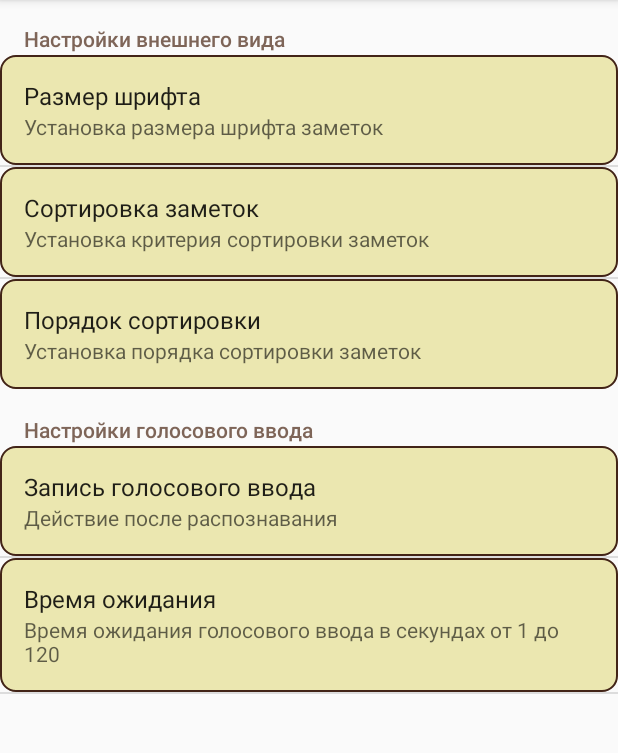
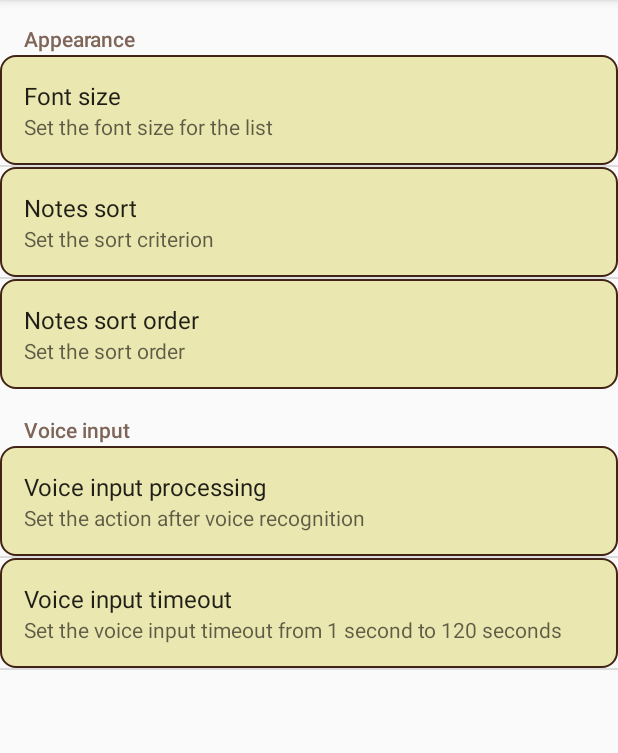
Before and after one commit to coffeeplanter/SimpleNotes, an Android app: the SettingsActivity screen opened directly, with no data from a screen before it, on a phone screen of 412 x 824 dp, the part 84-837 px from its top. Run offline under Robolectric (Android 15) with nearby library versions, the phone set to English and light mode, and no system bars.

Commit message:
Resources refactored.

```diff
--- a/app/src/main/res/values/arrays.xml
+++ b/app/src/main/res/values/arrays.xml
@@ -2,9 +2,9 @@
 <resources>
 
     <string-array name="notes_text_size">
-        <item>Мелкий</item>
-        <item>Средний</item>
-        <item>Крупный</item>
+        <item>@string/notes_text_size_small_array</item>
+        <item>@string/notes_text_size_medium_array</item>
+        <item>@string/notes_text_size_large_array</item>
     </string-array>
 
     <string-array name="notes_text_size_values">
@@ -14,8 +14,8 @@
     </string-array>
 
     <string-array name="notes_sort">
-        <item>По дате последнего изменения</item>
-        <item>По дате создания</item>
+        <item>@string/notes_sort_by_last_edited_array</item>
+        <item>@string/notes_sort_by_created_array</item>
     </string-array>
 
     <string-array name="notes_sort_values">
@@ -24,8 +24,8 @@
     </string-array>
 
     <string-array name="notes_sort_order">
-        <item>По убыванию</item>
-        <item>По возрастанию</item>
+        <item>@string/notes_sort_order_desc_array</item>
+        <item>@string/notes_sort_order_asc_array</item>
     </string-array>
 
     <string-array name="notes_sort_order_values">
@@ -34,8 +34,8 @@
     </string-array>
 
     <string-array name="voice_process_method">
-        <item>Сразу сохранить в списке</item>
-        <item>Открыть в редакторе</item>
+        <item>@string/voice_process_method_list_array</item>
+        <item>@string/voice_process_method_editor_array</item>
     </string-array>
 
     <string-array name="voice_process_method_values">
--- a/app/src/main/res/values/strings.xml
+++ b/app/src/main/res/values/strings.xml
@@ -27,4 +27,30 @@
     <string name="settings">Settings</string>
     <string name="about_application">About</string>
     <string name="about_app_text">"This application allows you to keep simple notes, adding and editing them by keyboard or voice input.\n\nThe application was developed by Ilya Solovyov with the purpose to learn development process under Android. It's absolutely freeware, contains no ads, and licensed under GNU 3.0 conditions.\n\nSend any comments by this e-mail please: is3k@ya.ru"</string>
+    <string name="notes_text_size_small_array">Small</string>
+    <string name="notes_text_size_medium_array">Medium</string>
+    <string name="notes_text_size_large_array">Large</string>
+    <string name="notes_sort_by_last_edited_array">By date last edited</string>
+    <string name="notes_sort_by_created_array">By date created</string>
+    <string name="notes_sort_order_desc_array">By descending</string>
+    <string name="notes_sort_order_asc_array">By ascending</string>
+    <string name="voice_process_method_list_array">Save in the list</string>
+    <string name="voice_process_method_editor_array">Open editor</string>
+    <string name="settings_appearance">Appearance</string>
+    <string name="settings_font_size">Font size</string>
+    <string name="settings_font_size_summary">Set the font size for the list</string>
+    <string name="settings_font_size_dialog">Choose font size</string>
+    <string name="settings_notes_sort">Notes sort</string>
+    <string name="settings_notes_sort_summary">Set the sort criterion</string>
+    <string name="settings_notes_sort_dialog">Choose sort criterion</string>
+    <string name="settings_notes_sort_order">Notes sort order</string>
+    <string name="settings_notes_sort_order_summary">Set the sort order</string>
+    <string name="settings_notes_sort_order_dialog">Choose sort order</string>
+    <string name="settings_voice_input">Voice input</string>
+    <string name="settings_voice_process_method">Voice input processing</string>
+    <string name="settings_voice_process_method_summary">Set the action after voice recognition</string>
+    <string name="settings_voice_process_method_dialog">Choose action</string>
+    <string name="settings_voice_input_timeout">Voice input timeout</string>
+    <string name="settings_voice_input_timeout_summary">Set the voice input timeout from 1 second to 120 seconds</string>
+    <string name="settings_voice_input_timeout_dialog">Choose timeout (1&#8230;120)</string>
 </resources>
--- a/app/src/main/res/xml/preferences.xml
+++ b/app/src/main/res/xml/preferences.xml
@@ -3,54 +3,54 @@
     android:background="@color/colorBackground">
 
     <PreferenceCategory
-        android:title="Настройки внешнего вида">
+        android:title="@string/settings_appearance">
 
         <ListPreference
             android:key="notes_text_size"
-            android:title="Размер шрифта"
-            android:summary="Установка размера шрифта заметок"
+            android:title="@string/settings_font_size"
+            android:summary="@string/settings_font_size_summary"
             android:defaultValue="textAppearanceMedium"
-            android:dialogTitle="Выберите размер шрифта"
+            android:dialogTitle="@string/settings_font_size_dialog"
             android:entries="@array/notes_text_size"
             android:entryValues="@array/notes_text_size_values"/>
 
         <ListPreference
             android:key="notes_sort"
-            android:title="Сортировка заметок"
-            android:summary="Установка критерия сортировки заметок"
+            android:title="@string/settings_notes_sort"
+            android:summary="@string/settings_notes_sort_summary"
             android:defaultValue="0"
-            android:dialogTitle="Выберите критерий сортировки"
+            android:dialogTitle="@string/settings_notes_sort_dialog"
             android:entries="@array/notes_sort"
             android:entryValues="@array/notes_sort_values"/>
 
         <ListPreference
             android:key="notes_sort_order"
-            android:title="Порядок сортировки"
-            android:summary="Установка порядка сортировки заметок"
+            android:title="@string/settings_notes_sort_order"
+            android:summary="@string/settings_notes_sort_order_summary"
             android:defaultValue="0"
-            android:dialogTitle="Выберите порядок сортировки"
+            android:dialogTitle="@string/settings_notes_sort_order_dialog"
             android:entries="@array/notes_sort_order"
             android:entryValues="@array/notes_sort_order_values"/>
 
     </PreferenceCategory>
 
     <PreferenceCategory
-        android:title="Настройки голосового ввода">
+        android:title="@string/settings_voice_input">
 
         <ListPreference
             android:key="voice_process_method"
-            android:title="Запись голосового ввода"
-            android:summary="Действие после распознавания"
+            android:title="@string/settings_voice_process_method"
+            android:summary="@string/settings_voice_process_method_summary"
             android:defaultValue="0"
-            android:dialogTitle="Выберите, как обработать результат голосового ввода"
+            android:dialogTitle="settings_voice_process_method_dialog"
             android:entries="@array/voice_process_method"
             android:entryValues="@array/voice_process_method_values"/>
 
         <EditTextPreference
             android:key="voice_input_timeout"
-            android:title="Время ожидания"
-            android:summary="Время ожидания голосового ввода в секундах от 1 до 120"
-            android:dialogTitle="Введите время в секундах от 1 до 120"
+            android:title="@string/settings_voice_input_timeout"
+            android:summary="@string/settings_voice_input_timeout_summary"
+            android:dialogTitle="@string/settings_voice_input_timeout_dialog"
             android:defaultValue="10" />
 
     </PreferenceCategory>
```
Also changed, not shown: app/src/main/res/drawable/button_background.xml (line endings or trailing spaces), app/src/main/res/drawable/circular_progress.xml (line endings or trailing spaces), app/src/main/res/drawable/note_activated_background.xml (line endings or trailing spaces), app/src/main/res/layout/about_activity.xml (line endings or trailing spaces), app/src/main/res/layout/edit_activity.xml (line endings or trailing spaces), app/src/main/res/menu/action_mode_menu.xml (line endings or trailing spaces), app/src/main/res/menu/context_menu.xml (line endings or trailing spaces), app/src/main/res/menu/options_menu.xml (line endings or trailing spaces), 1 other file.
